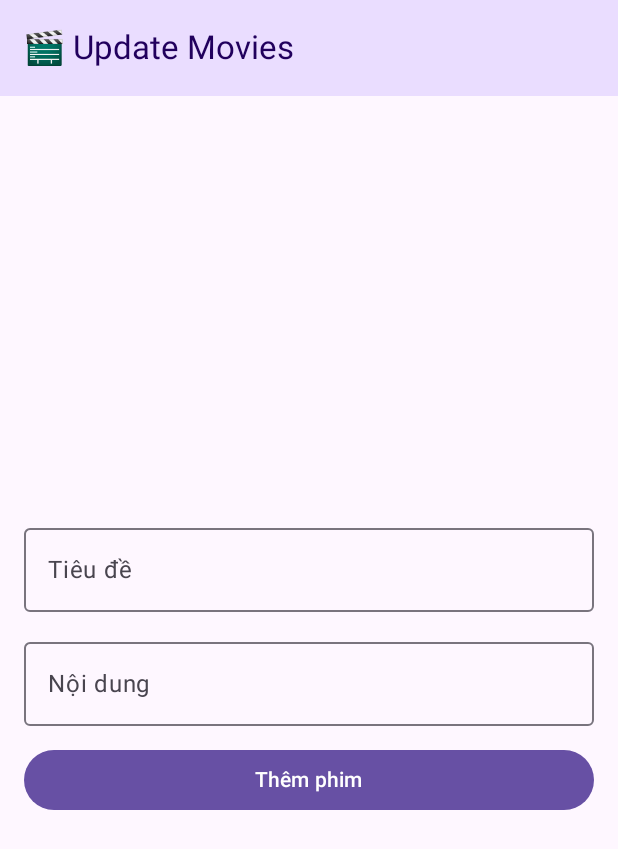
After one commit to powdevlin12/AndroidJetpack, an Android app built with Jetpack Compose: the CreateMovieScreen screen opened through its navigation route, on a phone screen of 412 x 824 dp. The commit adds this screen. Shown: the top 849 px of the screen. Run offline under Robolectric (Android 15) with nearby library versions, the phone set to English and light mode, and no system bars; our stand-ins replace Dagger/Hilt's generated code.

Commit message:
handle create movies

```diff
--- a/app/src/main/java/com/dattran/unitconverter/movie_project/data/repository/MovieRepository.kt
+++ b/app/src/main/java/com/dattran/unitconverter/movie_project/data/repository/MovieRepository.kt
@@ -16,6 +16,17 @@ class MovieRepository(
         return try {
             val response = apiService.getPopularMovies(page = page)
             // Result<T> là một sealed class của Koltin để bọc kết quả thành công hoặc thất bại
+            Result.success(response)
+        } catch (e: Exception) {
+            Result.failure(e)
+        }
+    }
+
+    suspend fun createMovie(
+        movieForm: BodyUpdateMovie,
+    ): Result<UpdateMovieResponse> {
+        return try {
+            val response = apiService.createMovies(movie = movieForm)
             Result.success(response)
         } catch (e: Exception) {
             Result.failure(e)
--- a/app/src/main/java/com/dattran/unitconverter/movie_project/navigation/NavGrap.kt
+++ b/app/src/main/java/com/dattran/unitconverter/movie_project/navigation/NavGrap.kt
@@ -6,6 +6,7 @@ import androidx.navigation.NavType
 import androidx.navigation.compose.NavHost
 import androidx.navigation.compose.composable
 import androidx.navigation.navArgument
+import com.dattran.unitconverter.movie_project.ui.screens.create_movie.CreateMovieScreen
 import com.dattran.unitconverter.movie_project.ui.screens.home.HomeScreen
 import com.dattran.unitconverter.movie_project.ui.screens.update_movie.UpdateMovieScreen
 
@@ -14,7 +15,9 @@ sealed class Screen(val route: String) {
     object Detail : Screen("detail/{movieId}") {
         fun createRoute(movieId: Int) = "detail/$movieId"
     }
-
+    object Create : Screen("create") {
+        fun createRoute() = "create"
+    }
     object Update : Screen("update/{movieId}") {
         fun createRoute(movieId: String) = "update/$movieId"
     }
@@ -34,6 +37,11 @@ fun NavGraph(
             )
         }
 
+        composable(Screen.Create.route) {
+            CreateMovieScreen(
+            )
+        }
+
         composable(
             route = Screen.Update.route,
             arguments = listOf(
--- /dev/null
+++ b/app/src/main/java/com/dattran/unitconverter/movie_project/ui/screens/create_movie/CreateMovieScreen.kt
@@ -0,0 +1,133 @@
+package com.dattran.unitconverter.movie_project.ui.screens.create_movie
+
+import android.util.Log
+import androidx.compose.foundation.layout.Arrangement
+import androidx.compose.foundation.layout.Box
+import androidx.compose.foundation.layout.Column
+import androidx.compose.foundation.layout.Spacer
+import androidx.compose.foundation.layout.fillMaxSize
+import androidx.compose.foundation.layout.fillMaxWidth
+import androidx.compose.foundation.layout.height
+import androidx.compose.foundation.layout.padding
+import androidx.compose.material3.Button
+import androidx.compose.material3.CircularProgressIndicator
+import androidx.compose.material3.ExperimentalMaterial3Api
+import androidx.compose.material3.MaterialTheme
+import androidx.compose.material3.OutlinedTextField
+import androidx.compose.material3.Scaffold
+import androidx.compose.material3.Text
+import androidx.compose.material3.TopAppBar
+import androidx.compose.material3.TopAppBarDefaults
+import androidx.compose.runtime.Composable
+import androidx.compose.runtime.collectAsState
+import androidx.compose.runtime.getValue
+import androidx.compose.runtime.setValue
+import androidx.compose.runtime.mutableStateOf
+import androidx.compose.runtime.remember
+import androidx.compose.ui.Alignment
+import androidx.compose.ui.Modifier
+import androidx.compose.ui.tooling.preview.Preview
+import androidx.compose.ui.unit.dp
+import androidx.navigation.NavController
+import com.dattran.unitconverter.movie_project.data.model.BodyUpdateMovie
+
+@OptIn(ExperimentalMaterial3Api::class)
+@Composable
+fun CreateMovieScreen(viewModel: CreateMovieViewModel = CreateMovieViewModel()) {
+    val uiState by viewModel.uiState.collectAsState()
+    var title by remember { mutableStateOf("") }
+    var description by remember { mutableStateOf("") }
+
+    Scaffold(
+        topBar = {
+            TopAppBar(
+                title = { Text("🎬 Update Movies") },
+                colors = TopAppBarDefaults.topAppBarColors(
+                    containerColor = MaterialTheme.colorScheme.primaryContainer,
+                    titleContentColor = MaterialTheme.colorScheme.onPrimaryContainer
+                )
+            )
+        },
+
+        ) { padding ->
+        Box(modifier = Modifier.padding(paddingValues = padding)) {
+            Column(
+                modifier = Modifier
+                    .fillMaxSize()
+                    .padding(16.dp),
+                horizontalAlignment = Alignment.CenterHorizontally,
+                verticalArrangement = Arrangement.Center
+            ) {
+                OutlinedTextField(
+                    value = title,
+                    onValueChange = { it ->
+                        title = it
+                    },
+                    label = { Text("Tiêu đề") },
+                    modifier = Modifier.fillMaxWidth(),
+//                    isError = uiState.titleError != null,
+//                    supportingText = {
+//                        if (uiState.titleError != null) {
+//                            Text(
+//                                text = uiState.titleError!!,
+//                                color = MaterialTheme.colorScheme.error
+//                            )
+//                        }
+//                    },
+                    singleLine = true
+                )
+                Spacer(modifier = Modifier.height(12.dp))
+                OutlinedTextField(
+                    value = description,
+                    onValueChange = { it ->
+                        description = it
+                    },
+                    label = { Text("Nội dung") },
+                    modifier = Modifier.fillMaxWidth(),
+//                    isError = uiState.descriptionError != null,
+//                    supportingText = {
+//                        if (uiState.descriptionError != null) {
+//                            Text(
+//                                text = uiState.descriptionError!!,
+//                                color = MaterialTheme.colorScheme.error
+//                            )
+//                        }
+//                    },
+                    maxLines = 5
+                )
+                Spacer(modifier = Modifier.height(12.dp))
+                when {
+                    !uiState.isLoading -> {
+                        Button(
+                            modifier = Modifier
+                                .fillMaxWidth(), onClick = {
+                                viewModel.handleCreateMovie(
+                                    BodyUpdateMovie(
+                                        title = title,
+                                        overview = description
+                                    )
+                                )
+                            }) {
+                            Text("Thêm phim")
+                        }
+                    }
+
+                    else -> {
+                        Box {
+                            CircularProgressIndicator(
+                                modifier = Modifier.align(Alignment.Center)
+                            )
+                        }
+                    }
+                }
+
+            }
+        }
+    }
+}
+
+@Preview()
+@Composable()
+fun CreateMoviePreview() {
+    CreateMovieScreen()
+}
--- /dev/null
+++ b/app/src/main/java/com/dattran/unitconverter/movie_project/ui/screens/create_movie/CreateMovieViewModel.kt
@@ -0,0 +1,46 @@
+package com.dattran.unitconverter.movie_project.ui.screens.create_movie
+
+import androidx.lifecycle.ViewModel
+import androidx.lifecycle.viewModelScope
+import com.dattran.unitconverter.movie_project.data.model.BodyUpdateMovie
+import com.dattran.unitconverter.movie_project.data.repository.MovieRepository
+import com.dattran.unitconverter.movie_project.data.service.MovieApiService
+import com.dattran.unitconverter.movie_project.ui.screens.home.HomeUiState
+import com.dattran.unitconverter.movie_project.ui.screens.update_movie.UpdateViewModel
+import kotlinx.coroutines.flow.MutableStateFlow
+import kotlinx.coroutines.flow.StateFlow
+import kotlinx.coroutines.flow.asStateFlow
+import kotlinx.coroutines.launch
+
+data class UIState(
+    val isLoading: Boolean = false,
+    val errorMsg: String? = "",
+) {}
+
+class CreateMovieViewModel() : ViewModel() {
+    private val _uiState = MutableStateFlow(UIState())
+    val uiState: StateFlow<UIState> = _uiState.asStateFlow()
+    private val repository = MovieRepository(MovieApiService.create())
+
+    fun handleCreateMovie(movieForm: BodyUpdateMovie) {
+        _uiState.value = _uiState.value.copy(
+            isLoading = true
+        )
+        viewModelScope.launch {
+            repository.createMovie(movieForm).fold(
+                onSuccess = { response ->
+                    _uiState.value = _uiState.value.copy(
+                        errorMsg = "",
+                        isLoading = false
+                    )
+                },
+                onFailure = { error ->
+                    _uiState.value = _uiState.value.copy(
+                        errorMsg = error.message ?: "Error",
+                        isLoading = false
+                    )
+                }
+            )
+        }
+    }
+}
--- a/app/src/main/java/com/dattran/unitconverter/movie_project/ui/screens/home/HomeScreen.kt
+++ b/app/src/main/java/com/dattran/unitconverter/movie_project/ui/screens/home/HomeScreen.kt
@@ -8,8 +8,13 @@ import androidx.compose.foundation.layout.Spacer
 import androidx.compose.foundation.layout.fillMaxSize
 import androidx.compose.foundation.layout.height
 import androidx.compose.foundation.layout.padding
+import androidx.compose.material.icons.Icons
+import androidx.compose.material.icons.filled.Add
 import androidx.compose.material3.CircularProgressIndicator
 import androidx.compose.material3.ExperimentalMaterial3Api
+import androidx.compose.material3.FabPosition
+import androidx.compose.material3.FloatingActionButton
+import androidx.compose.material3.Icon
 import androidx.compose.material3.MaterialTheme
 import androidx.compose.material3.OutlinedButton
 import androidx.compose.material3.Scaffold
@@ -28,6 +33,7 @@ import androidx.compose.ui.text.style.TextAlign
 import androidx.compose.ui.tooling.preview.Preview
 import androidx.compose.ui.unit.dp
 import androidx.navigation.NavController
+import com.dattran.unitconverter.movie_project.navigation.Screen
 import com.dattran.unitconverter.movie_project.ui.components.AlertCustom
 import com.dattran.unitconverter.movie_project.ui.components.MovieList
 
@@ -54,7 +60,15 @@ fun HomeScreen(
                     titleContentColor = MaterialTheme.colorScheme.onPrimaryContainer
                 )
             )
-        }
+        },
+        floatingActionButton = {
+            FloatingActionButton(onClick = {
+                navController.navigate(Screen.Create.createRoute())
+            }) {
+                Icon(imageVector = Icons.Filled.Add, contentDescription = null)
+            }
+        },
+        floatingActionButtonPosition = FabPosition.End,
     ) { paddingValues ->
         Box(
             modifier = Modifier
```
Also changed, not shown: app/src/main/java/com/dattran/unitconverter/movie_project/data/service/MovieApiService.kt (+7 -0 lines), app/src/main/java/com/dattran/unitconverter/movie_project/ui/screens/update_movie/UpdateMovieScreen.kt (+6 -2 lines).
